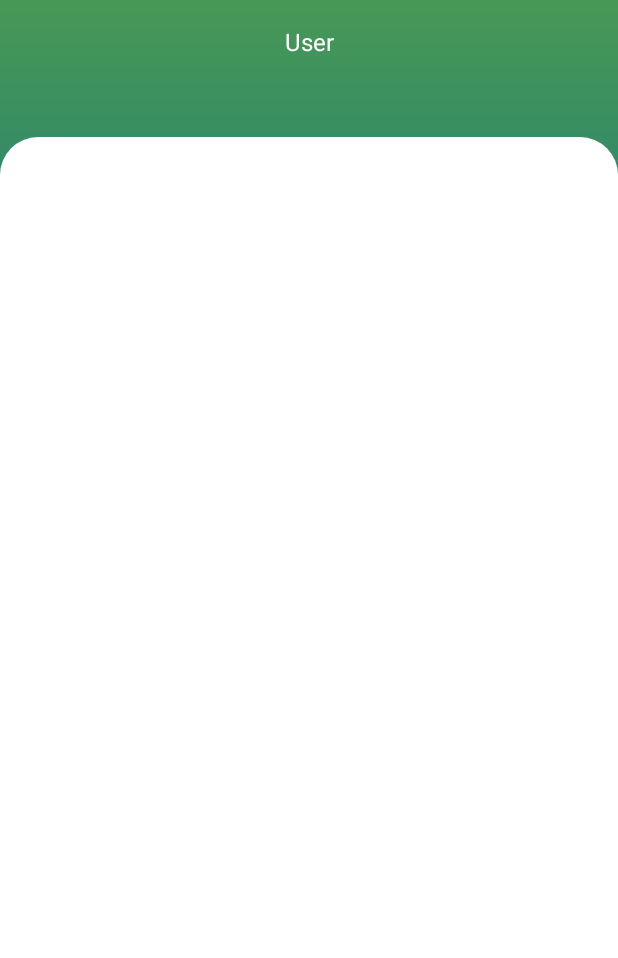
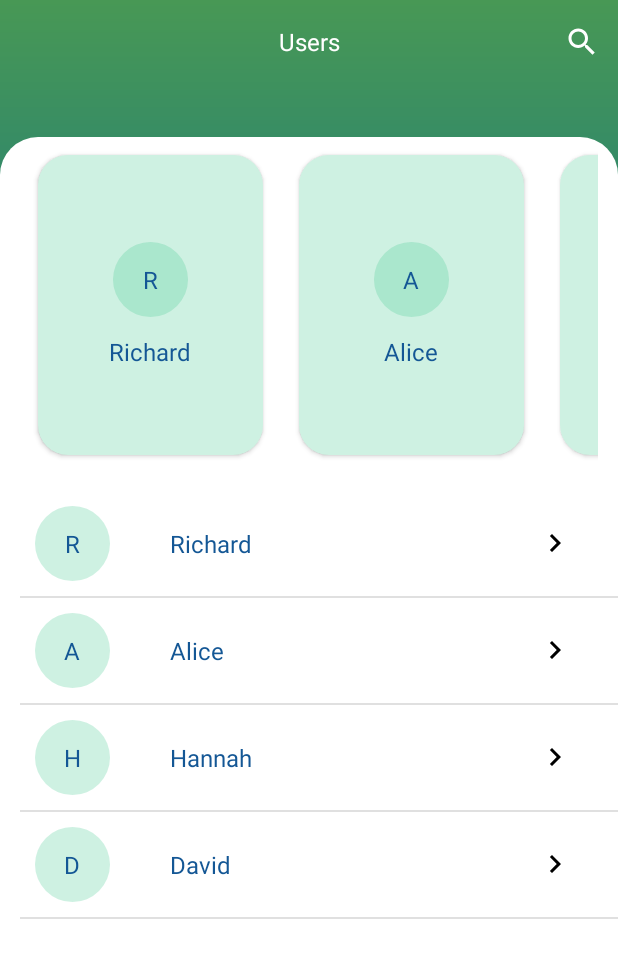
Before and after one commit to LD-Tien/LearnAndroid, an Android app: the screen it shows after launch (MainActivity), on a phone screen of 412 x 824 dp. Shown: the top 958 px of the screen. Run offline under Robolectric (Android 15) with nearby library versions, the phone set to English and light mode, and no system bars.

Commit message:
Up code Recyclerview vertical, horizontal, tìm kiếm

```diff
--- a/Recyclerview/app/build.gradle
+++ b/Recyclerview/app/build.gradle
@@ -32,6 +32,7 @@ dependencies {
     implementation 'androidx.appcompat:appcompat:1.5.1'
     implementation 'com.google.android.material:material:1.6.1'
     implementation 'androidx.constraintlayout:constraintlayout:2.1.4'
+    implementation 'androidx.recyclerview:recyclerview:1.2.1'
     testImplementation 'junit:junit:4.13.2'
     androidTestImplementation 'androidx.test.ext:junit:1.1.3'
     androidTestImplementation 'androidx.test.espresso:espresso-core:3.4.0'
--- a/Recyclerview/app/src/main/AndroidManifest.xml
+++ b/Recyclerview/app/src/main/AndroidManifest.xml
@@ -14,7 +14,11 @@
         android:theme="@style/Theme.Recyclerview"
         tools:targetApi="31">
         <activity
+            android:name=".SelectedUserActivity"
+            android:exported="false" />
+        <activity
             android:name=".MainActivity"
+            android:windowSoftInputMode="adjustPan"
             android:exported="true">
             <intent-filter>
                 <action android:name="android.intent.action.MAIN" />
--- a/Recyclerview/app/src/main/java/com/ldt/recyclerview/MainActivity.java
+++ b/Recyclerview/app/src/main/java/com/ldt/recyclerview/MainActivity.java
@@ -1,24 +1,31 @@
 package com.ldt.recyclerview;
 
+import androidx.annotation.NonNull;
 import androidx.appcompat.app.AppCompatActivity;
+import androidx.appcompat.widget.SearchView;
 import androidx.appcompat.widget.Toolbar;
 import androidx.recyclerview.widget.DividerItemDecoration;
 import androidx.recyclerview.widget.LinearLayoutManager;
 import androidx.recyclerview.widget.RecyclerView;
 
 
+import android.content.Intent;
 import android.os.Bundle;
+import android.view.Menu;
+import android.view.MenuItem;
 
 import java.util.ArrayList;
 import java.util.List;
 
-public class MainActivity extends AppCompatActivity {
+public class MainActivity extends AppCompatActivity implements UsersAdapter.SelectedUser {
 
     private Toolbar toolbar;
-    private RecyclerView recyclerView;
+    private RecyclerView recyclerViewVertical, recyclerViewHorizontal;
 
     private List<UserModel> userModelList = new ArrayList<>();
     private String[] names = {"Richard", "Alice", "Hannah", "David"};
+
+    private UsersAdapter usersAdapterVertical, usersAdapterHorizontal;
     @Override
     protected void onCreate(Bundle savedInstanceState) {
         super.onCreate(savedInstanceState);
@@ -28,17 +35,63 @@ public class MainActivity extends AppCompatActivity {
         this.setSupportActionBar(toolbar);
         this.getSupportActionBar().setTitle("");
 
-        recyclerView.setLayoutManager(new LinearLayoutManager(this));
-        recyclerView.addItemDecoration(new DividerItemDecoration(this, DividerItemDecoration.VERTICAL));
+        LinearLayoutManager linearLayoutManager = new LinearLayoutManager(this);
+        linearLayoutManager.setOrientation(LinearLayoutManager.HORIZONTAL);
+        recyclerViewHorizontal.setLayoutManager(linearLayoutManager);
+
+
+        recyclerViewVertical.setLayoutManager(new LinearLayoutManager(this));
+        recyclerViewVertical.addItemDecoration(new DividerItemDecoration(this, DividerItemDecoration.VERTICAL));
 
         for(String s:names) {
             UserModel userModel = new UserModel(s);
             userModelList.add(userModel);
         }
+
+        usersAdapterVertical = new UsersAdapter(userModelList, R.layout.row_users_vertical, this);
+        usersAdapterHorizontal = new UsersAdapter(userModelList, R.layout.col_users_horizontal, this);
+        recyclerViewVertical.setAdapter(usersAdapterVertical);
+        recyclerViewHorizontal.setAdapter(usersAdapterHorizontal);
     }
 
     private void anhXa() {
-        recyclerView = findViewById(R.id.recyclerview);
+        recyclerViewVertical = findViewById(R.id.recyclerviewVertical);
+        recyclerViewHorizontal = findViewById(R.id.recyclerviewHorizontal);
         toolbar = findViewById(R.id.toolbar);
     }
+
+    @Override
+    public void selectedUser(UserModel userModel) {
+        startActivity(new Intent(MainActivity.this, SelectedUserActivity.class).putExtra("data", userModel));
+    }
+
+    @Override
+    public boolean onCreateOptionsMenu(Menu menu) {
+        getMenuInflater().inflate(R.menu.menu, menu);
+        MenuItem menuItem = menu.findItem(R.id.search_view);
+        SearchView searchView = (SearchView) menuItem.getActionView();
+        searchView.setMaxWidth(Integer.MAX_VALUE);
+        searchView.setOnQueryTextListener(new SearchView.OnQueryTextListener() {
+            @Override
+            public boolean onQueryTextSubmit(String query) {
+                return false;
+            }
+
+            @Override
+            public boolean onQueryTextChange(String newText) {
+                usersAdapterHorizontal.getFilter().filter(newText);
+                return true;
+            }
+        });
+        return true;
+    }
+
+    @Override
+    public boolean onOptionsItemSelected(@NonNull MenuItem item) {
+        int id = item.getItemId();
+        if(id == R.id.search_view) {
+            return true;
+        }
+        return super.onOptionsItemSelected(item);
+    }
 }
--- a/Recyclerview/app/src/main/java/com/ldt/recyclerview/UserModel.java
+++ b/Recyclerview/app/src/main/java/com/ldt/recyclerview/UserModel.java
@@ -1,6 +1,8 @@
 package com.ldt.recyclerview;
 
-public class UserModel {
+import java.io.Serializable;
+
+public class UserModel implements Serializable {
     private String userName;
 
     public UserModel(String userName) {
--- a/Recyclerview/app/src/main/java/com/ldt/recyclerview/UsersAdapter.java
+++ b/Recyclerview/app/src/main/java/com/ldt/recyclerview/UsersAdapter.java
@@ -4,37 +4,88 @@ import android.content.Context;
 import android.view.LayoutInflater;
 import android.view.View;
 import android.view.ViewGroup;
+import android.widget.Filter;
+import android.widget.Filterable;
 import android.widget.ImageView;
 import android.widget.TextView;
 
 import androidx.annotation.NonNull;
 import androidx.recyclerview.widget.RecyclerView;
 
+import java.util.ArrayList;
 import java.util.List;
 
-public class UsersAdapter extends RecyclerView.Adapter<UsersAdapter.UsersAdapterVh> {
-    private List<UserModel> userModelList;
-    private Context context;
+public class UsersAdapter extends RecyclerView.Adapter<UsersAdapter.UsersAdapterVh> implements Filterable {
+    List<UserModel> userModelList;
+    List<UserModel> getUserModelListFiltered;
+    Context context;
+    SelectedUser selectedUser;
+    int layout;
 
-    public UsersAdapter(List<UserModel> userModelList) {
+    public UsersAdapter(List<UserModel> userModelList, int layout, SelectedUser selectedUser) {
         this.userModelList = userModelList;
+        this.getUserModelListFiltered = userModelList;
+        this.selectedUser = selectedUser;
+        this.layout = layout;
     }
 
     @NonNull
     @Override
     public UsersAdapter.UsersAdapterVh onCreateViewHolder(@NonNull ViewGroup parent, int viewType) {
         context = parent.getContext();
-        return new UsersAdapterVh(LayoutInflater.from(context).inflate(R.layout.row_users, null));
+        return new UsersAdapterVh(LayoutInflater.from(context).inflate(layout, null));
     }
 
     @Override
     public void onBindViewHolder(@NonNull UsersAdapter.UsersAdapterVh holder, int position) {
+        UserModel userModel = userModelList.get(position);
 
+        String username = userModel.getUserName();
+        String prefix = userModel.getUserName().substring(0,1);
+
+        holder.tvUsername.setText(username);
+        holder.tvPrefix.setText(prefix);
     }
 
     @Override
     public int getItemCount() {
-        return 0;
+        return userModelList.size();
+    }
+
+    @Override
+    public Filter getFilter() {
+        Filter filter = new Filter() {
+            @Override
+            protected FilterResults performFiltering(CharSequence charSequence) {
+                FilterResults filterResults = new FilterResults();
+                if(charSequence == null || charSequence.length() == 0) {
+                    filterResults.count = getUserModelListFiltered.size();
+                    filterResults.values = getUserModelListFiltered;
+                } else {
+                    String searchChr = charSequence.toString().toLowerCase();
+                    List<UserModel> resultData = new ArrayList<>();
+                    for(UserModel userModel: getUserModelListFiltered) {
+                        if(userModel.getUserName().toLowerCase().contains(searchChr)){
+                            resultData.add(userModel);
+                        }
+                        filterResults.count = resultData.size();
+                        filterResults.values = resultData;
+                    }
+                }
+                return filterResults;
+            }
+
+            @Override
+            protected void publishResults(CharSequence charSequence, FilterResults filterResults) {
+                userModelList = (List<UserModel>) filterResults.values;
+                notifyDataSetChanged();
+            }
+        };
+        return filter;
+    }
+
+    public interface SelectedUser{
+        void selectedUser(UserModel userModel);
     }
 
     public class UsersAdapterVh extends RecyclerView.ViewHolder {
@@ -46,6 +97,14 @@ public class UsersAdapter extends RecyclerView.Adapter<UsersAdapter.UsersAdapter
             tvPrefix = itemView.findViewById(R.id.prefix);
             tvUsername = itemView.findViewById(R.id.username);
             imgIcon = itemView.findViewById(R.id.imageview);
+
+            itemView.setOnClickListener(new View.OnClickListener() {
+                @Override
+                public void onClick(View view) {
+                    selectedUser.selectedUser(userModelList.get(getAbsoluteAdapterPosition()));
+                }
+            });
         }
     }
+
 }
--- a/Recyclerview/app/src/main/res/layout/activity_main.xml
+++ b/Recyclerview/app/src/main/res/layout/activity_main.xml
@@ -15,12 +15,13 @@
         android:layout_height="0dp">
         <androidx.appcompat.widget.Toolbar
             android:id="@+id/toolbar"
+            android:theme="@style/ToolBar"
             android:layout_width="match_parent"
             android:layout_height="?attr/actionBarSize">
             <TextView
                 android:layout_width="wrap_content"
                 android:layout_height="wrap_content"
-                android:text="User"
+                android:text="Users"
                 android:textColor="@color/colorWhite"
                 android:textSize="16sp"
                 android:layout_gravity="center"/>
@@ -32,14 +33,22 @@
         android:layout_width="match_parent"
         android:layout_height="0dp"
         android:paddingLeft="10dp"
-        android:background="@drawable/recyclerview_bg">
-
+        android:background="@drawable/recyclerview_bg"
+        android:orientation="vertical">
         <androidx.recyclerview.widget.RecyclerView
-            android:id="@+id/recyclerview"
+            android:id="@+id/recyclerviewHorizontal"
             android:layout_width="match_parent"
             android:layout_height="wrap_content"
             android:layout_marginStart="3dp"
-            android:layout_marginTop="3dp"/>
+            android:layout_marginEnd="13dp"
+            />
+
+        <androidx.recyclerview.widget.RecyclerView
+            android:id="@+id/recyclerviewVertical"
+            android:layout_width="match_parent"
+            android:layout_height="wrap_content"
+            android:layout_marginStart="3dp"
+            android:layout_marginTop="12dp"/>
 
     </LinearLayout>
 
--- /dev/null
+++ b/Recyclerview/app/src/main/res/layout/col_users_horizontal.xml
@@ -0,0 +1,50 @@
+<?xml version="1.0" encoding="utf-8"?>
+<LinearLayout xmlns:android="http://schemas.android.com/apk/res/android"
+    android:layout_width="match_parent"
+    android:layout_height="match_parent"
+    xmlns:app="http://schemas.android.com/apk/res-auto"
+    android:gravity="center_horizontal">
+
+    <androidx.cardview.widget.CardView
+        android:layout_width="wrap_content"
+        android:layout_height="wrap_content"
+        app:cardCornerRadius="20dp"
+        android:layout_margin="12dp"
+        android:backgroundTint="@color/colorWhite">
+        <LinearLayout
+            android:layout_width="150dp"
+            android:layout_height="200dp"
+            android:orientation="vertical"
+            android:gravity="center"
+            android:background="@color/userRow">
+
+            <RelativeLayout
+                android:layout_width="50dp"
+                android:layout_height="50dp"
+                android:background="@drawable/users_bg">
+
+                <TextView
+                    android:id="@+id/prefix"
+                    android:layout_width="wrap_content"
+                    android:layout_height="wrap_content"
+                    android:layout_centerInParent="true"
+                    android:text="T"
+                    android:textColor="@color/headerColor"
+                    android:textSize="16sp" />
+
+            </RelativeLayout>
+
+            <TextView
+                android:id="@+id/username"
+                android:layout_width="wrap_content"
+                android:layout_height="wrap_content"
+                android:layout_centerVertical="true"
+                android:layout_marginTop="12dp"
+                android:text="Username"
+                android:textColor="@color/headerColor"
+                android:textSize="16sp" />
+        </LinearLayout>
+    </androidx.cardview.widget.CardView>
+
+
+</LinearLayout>
--- /dev/null
+++ b/Recyclerview/app/src/main/res/menu/menu.xml
@@ -0,0 +1,11 @@
+<?xml version="1.0" encoding="utf-8"?>
+<menu xmlns:android="http://schemas.android.com/apk/res/android"
+    xmlns:app="http://schemas.android.com/apk/res-auto">
+    <item
+        android:title="Search view"
+        android:id="@+id/search_view"
+        android:icon="@android:drawable/ic_menu_search"
+        app:showAsAction="always"
+        app:actionViewClass="androidx.appcompat.widget.SearchView"
+        />
+</menu>
--- a/Recyclerview/app/src/main/res/values-night/themes.xml
+++ b/Recyclerview/app/src/main/res/values-night/themes.xml
@@ -5,5 +5,11 @@
         <item name="colorPrimary">@color/colorPrimary</item>
         <item name="colorPrimaryDark">@color/colorPrimaryDark</item>
         <item name="colorAccent">@color/colorAccent</item>
+        <item name="colorControlNormal">@color/colorWhite</item>
+    </style>
+
+
+    <style name="ToolBar">
+        <item name="android:editTextColor">@color/colorWhite</item>
     </style>
 </resources>
--- a/Recyclerview/app/src/main/res/values/themes.xml
+++ b/Recyclerview/app/src/main/res/values/themes.xml
@@ -1,16 +1,24 @@
 <resources xmlns:tools="http://schemas.android.com/tools">
     <!-- Base application theme. -->
     <style name="Theme.Recyclerview" parent="Theme.MaterialComponents.DayNight.NoActionBar">
-        <!-- Primary brand color. -->
-        <item name="colorPrimary">@color/purple_500</item>
-        <item name="colorPrimaryVariant">@color/purple_700</item>
-        <item name="colorOnPrimary">@color/white</item>
-        <!-- Secondary brand color. -->
-        <item name="colorSecondary">@color/teal_200</item>
-        <item name="colorSecondaryVariant">@color/teal_700</item>
-        <item name="colorOnSecondary">@color/black</item>
-        <!-- Status bar color. -->
-        <item name="android:statusBarColor" tools:targetApi="l">?attr/colorPrimaryVariant</item>
+<!--        &lt;!&ndash; Primary brand color. &ndash;&gt;-->
+<!--        <item name="colorPrimary">@color/purple_500</item>-->
+<!--        <item name="colorPrimaryVariant">@color/purple_700</item>-->
+<!--        <item name="colorOnPrimary">@color/white</item>-->
+<!--        &lt;!&ndash; Secondary brand color. &ndash;&gt;-->
+<!--        <item name="colorSecondary">@color/teal_200</item>-->
+<!--        <item name="colorSecondaryVariant">@color/teal_700</item>-->
+<!--        <item name="colorOnSecondary">@color/black</item>-->
+<!--        &lt;!&ndash; Status bar color. &ndash;&gt;-->
+<!--        <item name="android:statusBarColor" tools:targetApi="l">?attr/colorPrimaryVariant</item>-->
         <!-- Customize your theme here. -->
+        <item name="colorPrimary">@color/colorPrimary</item>
+        <item name="colorPrimaryDark">@color/colorPrimaryDark</item>
+        <item name="colorAccent">@color/colorAccent</item>
+        <item name="colorControlNormal">@color/colorWhite</item>
+    </style>
+
+    <style name="ToolBar">
+        <item name="android:editTextColor">@color/colorWhite</item>
     </style>
 </resources>
```
Also changed, not shown: Recyclerview/app/src/main/java/com/ldt/recyclerview/SelectedUserActivity.java (added, +28 -0 lines), Recyclerview/app/src/main/res/layout/activity_selected_user.xml (added, +32 -0 lines), Recyclerview/app/src/main/res/layout/row_users_vertical.xml (renamed from Recyclerview/app/src/main/res/layout/row_users.xml).
